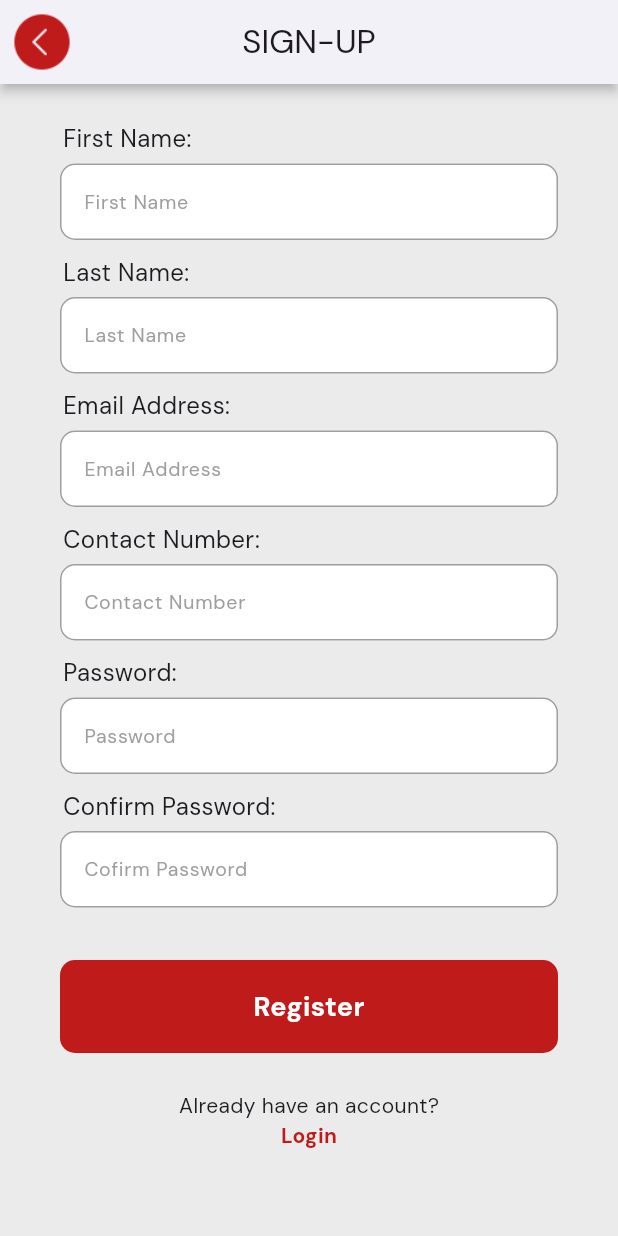
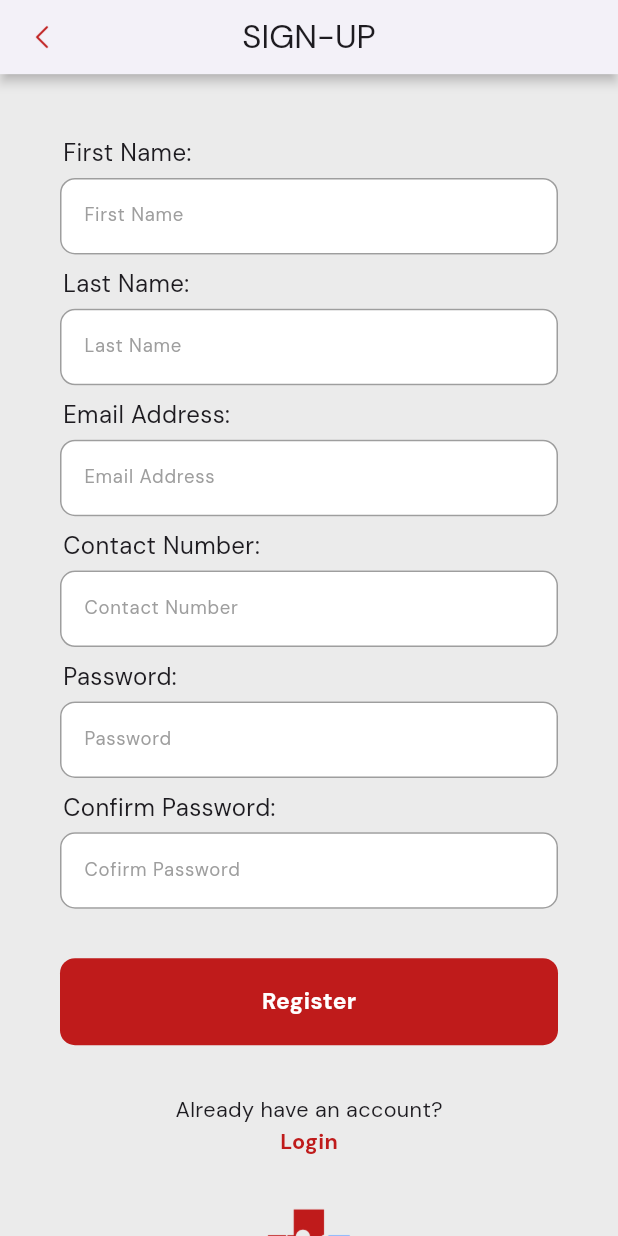
Before and after one commit to evrylsem/lifeline-ui-prac, a Flutter app: the RegisterPage screen opened directly, on a phone screen of 412 x 824 dp. Run offline on Flutter 3.47's test engine with Material 3 defaults, Android fonts, the phone set to English and light mode, and no system bars.

Commit message:
MediaQuery height width

```diff
--- a/lib/components/MyButton.dart
+++ b/lib/components/MyButton.dart
@@ -16,6 +16,8 @@ class MyButton extends StatelessWidget {
 
   @override
   Widget build(BuildContext context) {
+    double width = MediaQuery.of(context).size.width;
+    double height= MediaQuery.of(context).size.height;
     return GestureDetector(
       onTap: onTap,
       child: Container(
@@ -32,7 +34,7 @@ class MyButton extends StatelessWidget {
             style: TextStyle(
               color: textColor,
               fontWeight: FontWeight.bold,
-              fontSize: 18,
+              fontSize: width * 0.037,
             ),
           )
         ),
--- a/lib/components/MyTextfield.dart
+++ b/lib/components/MyTextfield.dart
@@ -14,6 +14,8 @@ class MyTextfield extends StatelessWidget {
 
   @override
   Widget build(BuildContext context) {
+    double width = MediaQuery.of(context).size.width;
+    double height= MediaQuery.of(context).size.height;
     return Padding(
               padding: EdgeInsets.symmetric(horizontal: 40.0),
               child: TextField(
@@ -35,7 +37,7 @@ class MyTextfield extends StatelessWidget {
                   hintStyle: TextStyle(color: Colors.grey[500]) ,
                 ),
                 style: TextStyle(
-                  fontSize: 13,
+                  fontSize: width * 0.03,
                 ),
               ),
             );
--- a/lib/main.dart
+++ b/lib/main.dart
@@ -17,7 +17,7 @@ class MyApp extends StatelessWidget {
       theme: ThemeData(
         fontFamily: 'DMSans',
       ),
-      home: RegisterPage(),
+      home: LoginPage(),
     );
   }
 }
--- a/lib/pages/RegisterPage.dart
+++ b/lib/pages/RegisterPage.dart
@@ -1,6 +1,7 @@
 import 'package:flutter/material.dart';
 import 'package:qwerty/components/MyButton.dart';
 import 'package:qwerty/components/MyTextfield.dart';
+import 'package:qwerty/pages/LoginPage.dart';
 
 class RegisterPage extends StatelessWidget {
   RegisterPage({super.key});
@@ -18,50 +19,58 @@ class RegisterPage extends StatelessWidget {
 
   @override
   Widget build(BuildContext context) {
+    double width = MediaQuery.of(context).size.width;
+    double height= MediaQuery.of(context).size.height;
     return Scaffold(
       backgroundColor: Color.fromRGBO(235, 235, 235, 1),
       appBar: AppBar(
+        toolbarHeight: height * 0.06,
         centerTitle: true,
         title: Text('SIGN-UP'),
         backgroundColor: Color.fromRGBO(255, 255, 255, 1),
         elevation: 3,
         shadowColor: Color.fromRGBO(88, 83, 83, 0.5),
         leading: IconButton(
-          onPressed: () {},
+          onPressed: () {
+            Navigator.push(
+              context,
+              MaterialPageRoute(builder: (context) => LoginPage()),
+            );
+          },
           icon: Image.asset(
-            'lib/images/back-red.png',
-            height: 100,
+            'lib/images/back-red-nobg.png',
+            height: height * 0.02,
           )),
         ),
       body: Column(
         mainAxisAlignment: MainAxisAlignment.start,
         children: [
           //First Name
-          const SizedBox(height: 25,),
+          SizedBox(height: height * 0.05),
           inputTextfield('First Name:', firstController, 'First Name'),
 
           //Last Name
-          const SizedBox(height: 10,),
+          SizedBox(height: height * 0.01),
           inputTextfield('Last Name:', lastController, 'Last Name'),
 
           //E-mail
-          const SizedBox(height: 10,),
+          SizedBox(height: height * 0.01),
           inputTextfield('Email Address:', emailController, 'Email Address'),
 
           //Contact
-          const SizedBox(height: 10,),
+          SizedBox(height: height * 0.01),
           inputTextfield('Contact Number:', contactController, 'Contact Number'),
 
           //Password
-          const SizedBox(height: 10,),
+          SizedBox(height: height * 0.01),
           inputTextfield('Password:', passController, 'Password', obscureText: true),
 
           //confirm
-          const SizedBox(height: 10,),
+          SizedBox(height: height * 0.01),
           inputTextfield('Confirm Password:', conpassController, 'Cofirm Password', obscureText: true),
 
           //reg button
-          const SizedBox(height: 35,),
+          SizedBox(height: height * 0.04),
           MyButton(
             onTap: registerUser,
             textButton: 'Register',
@@ -70,14 +79,35 @@ class RegisterPage extends StatelessWidget {
             ),
 
           //alr
-          const SizedBox(height: 25,),
-          Text('Already have an account?'),
+          SizedBox(height: height * 0.04),
           Text(
-            'Login',
+            'Already have an account?',
             style: TextStyle(
-              color: Color.fromRGBO(191, 27, 27, 1),
-              fontWeight: FontWeight.bold,
+              fontSize: width * 0.035,
             ),
+            ),
+          GestureDetector(
+            onTap: () {
+              Navigator.push(
+                context,
+                MaterialPageRoute(builder: (context) => LoginPage())
+            );
+            },
+            child: Text(
+              'Login',
+              style: TextStyle(
+                color: Color.fromRGBO(191, 27, 27, 1),
+                fontWeight: FontWeight.bold,
+                fontSize: width * 0.035,
+              ),
+            ),
+          ),
+
+          //logo
+          SizedBox(height: height * 0.04),
+          Image.asset(
+            'lib/images/logo.png',
+            height: height * 0.07,
           ),
         ],
       ),
```
Also changed, not shown: lib/pages/LoginPage.dart (+22 -15 lines), lib/images/back-red-nobg.png (added).
